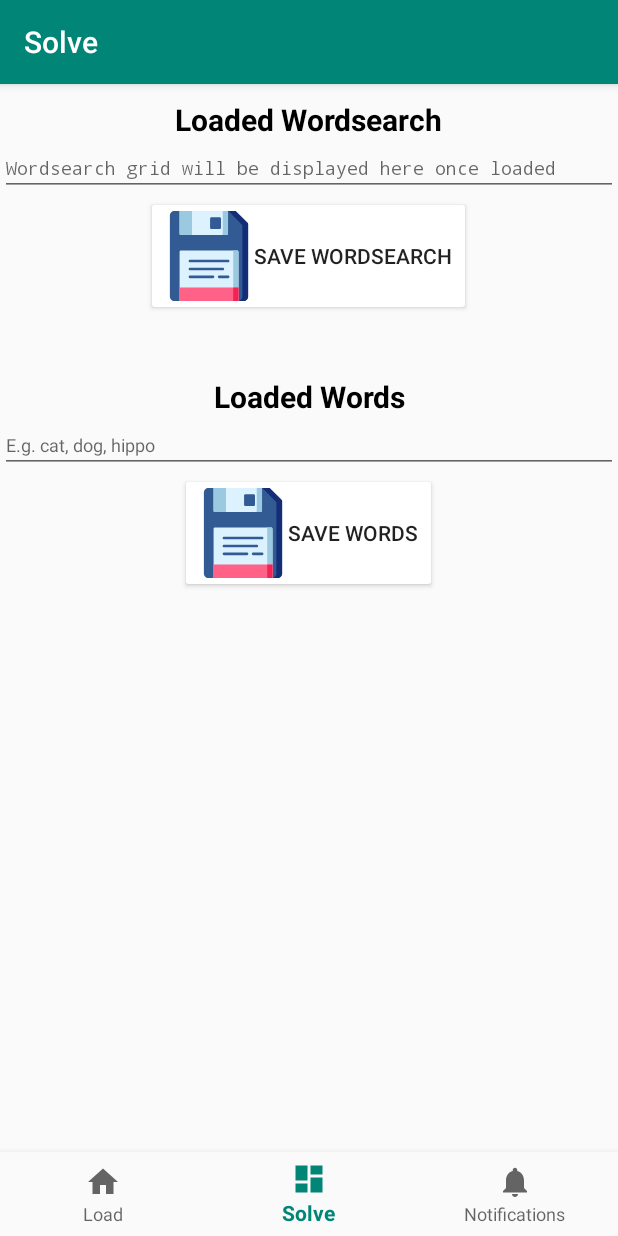
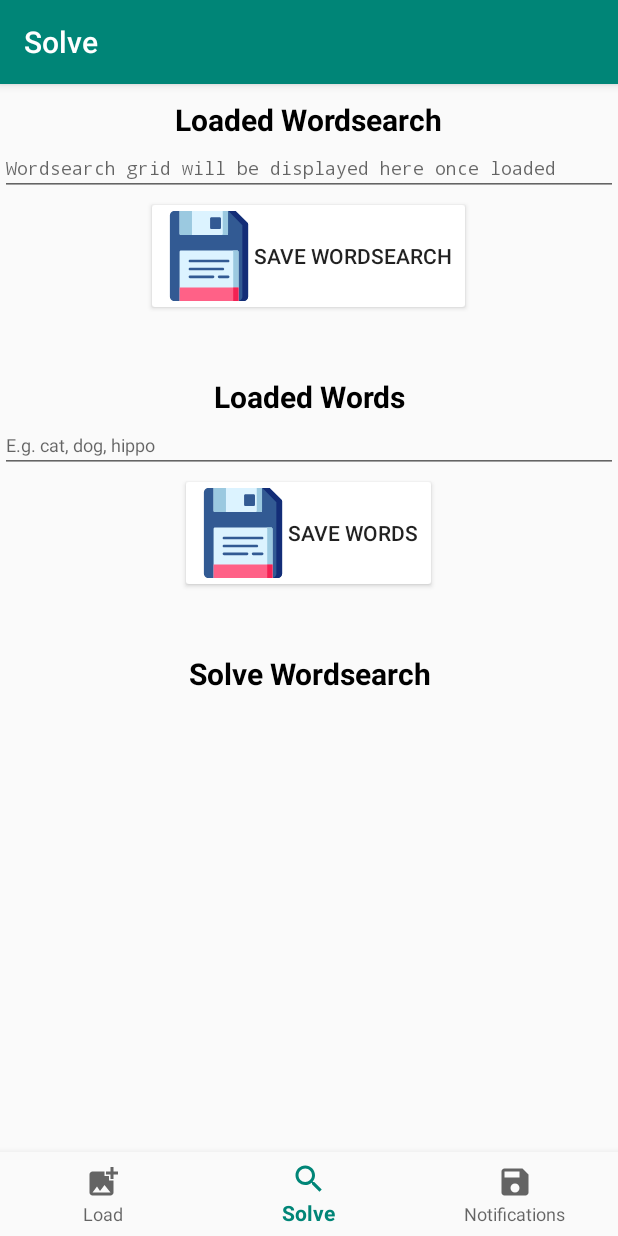
Before and after one commit to ThomasJRichards17/WordsearchSolver, an Android app: the SolveFragment screen opened through its navigation route, on a phone screen of 412 x 824 dp. Run offline under Robolectric (Android 15) with nearby library versions, the phone set to English and light mode, and no system bars; our stand-ins replace navigation-ui; libraries missing offline, so code that uses them is left out: org.opencv.android, org.opencv.core, org.opencv.imgproc, org.slf4j; 1 statement that could not run was skipped.

Commit message:
Updated icons and added solve heading

```diff
--- a/app/src/main/res/drawable/ic_dashboard_black_24dp.xml
+++ /dev/null
@@ -1,9 +0,0 @@
-<vector xmlns:android="http://schemas.android.com/apk/res/android"
-    android:width="24dp"
-    android:height="24dp"
-    android:viewportWidth="24.0"
-    android:viewportHeight="24.0">
-    <path
-        android:fillColor="#FF000000"
-        android:pathData="M3,13h8L11,3L3,3v10zM3,21h8v-6L3,15v6zM13,21h8L21,11h-8v10zM13,3v6h8L21,3h-8z" />
-</vector>
--- /dev/null
+++ b/app/src/main/res/drawable/ic_dashboard_load_24dp.xml
@@ -0,0 +1,9 @@
+<vector xmlns:android="http://schemas.android.com/apk/res/android"
+    android:width="24dp"
+    android:height="24dp"
+    android:viewportWidth="24"
+    android:viewportHeight="24">
+    <path
+        android:fillColor="#000000"
+        android:pathData="M19,7v2.99s-1.99,0.01 -2,0L17,7h-3s0.01,-1.99 0,-2h3L17,2h2v3h3v2h-3zM16,11L16,8h-3L13,5L5,5c-1.1,0 -2,0.9 -2,2v12c0,1.1 0.9,2 2,2h12c1.1,0 2,-0.9 2,-2v-8h-3zM5,19l3,-4 2,3 3,-4 4,5L5,19z" />
+</vector>
--- /dev/null
+++ b/app/src/main/res/drawable/ic_dashboard_save_24dp.xml
@@ -0,0 +1,9 @@
+<vector xmlns:android="http://schemas.android.com/apk/res/android"
+    android:width="24dp"
+    android:height="24dp"
+    android:viewportWidth="24"
+    android:viewportHeight="24">
+    <path
+        android:fillColor="#000000"
+        android:pathData="M17,3L5,3c-1.11,0 -2,0.9 -2,2v14c0,1.1 0.89,2 2,2h14c1.1,0 2,-0.9 2,-2L21,7l-4,-4zM12,19c-1.66,0 -3,-1.34 -3,-3s1.34,-3 3,-3 3,1.34 3,3 -1.34,3 -3,3zM15,9L5,9L5,5h10v4z" />
+</vector>
--- /dev/null
+++ b/app/src/main/res/drawable/ic_dashboard_solve_24dp.xml
@@ -0,0 +1,9 @@
+<vector xmlns:android="http://schemas.android.com/apk/res/android"
+    android:width="24dp"
+    android:height="24dp"
+    android:viewportWidth="24"
+    android:viewportHeight="24">
+    <path
+        android:fillColor="#000000"
+        android:pathData="M15.5,14h-0.79l-0.28,-0.27C15.41,12.59 16,11.11 16,9.5 16,5.91 13.09,3 9.5,3S3,5.91 3,9.5 5.91,16 9.5,16c1.61,0 3.09,-0.59 4.23,-1.57l0.27,0.28v0.79l5,4.99L20.49,19l-4.99,-5zM9.5,14C7.01,14 5,11.99 5,9.5S7.01,5 9.5,5 14,7.01 14,9.5 11.99,14 9.5,14z" />
+</vector>
--- a/app/src/main/res/drawable/ic_home_black_24dp.xml
+++ /dev/null
@@ -1,9 +0,0 @@
-<vector xmlns:android="http://schemas.android.com/apk/res/android"
-    android:width="24dp"
-    android:height="24dp"
-    android:viewportWidth="24.0"
-    android:viewportHeight="24.0">
-    <path
-        android:fillColor="#FF000000"
-        android:pathData="M10,20v-6h4v6h5v-8h3L12,3 2,12h3v8z" />
-</vector>
--- a/app/src/main/res/drawable/ic_notifications_black_24dp.xml
+++ /dev/null
@@ -1,9 +0,0 @@
-<vector xmlns:android="http://schemas.android.com/apk/res/android"
-    android:width="24dp"
-    android:height="24dp"
-    android:viewportWidth="24.0"
-    android:viewportHeight="24.0">
-    <path
-        android:fillColor="#FF000000"
-        android:pathData="M12,22c1.1,0 2,-0.9 2,-2h-4c0,1.1 0.89,2 2,2zM18,16v-5c0,-3.07 -1.64,-5.64 -4.5,-6.32L13.5,4c0,-0.83 -0.67,-1.5 -1.5,-1.5s-1.5,0.67 -1.5,1.5v0.68C7.63,5.36 6,7.92 6,11v5l-2,2v1h16v-1l-2,-2z" />
-</vector>
--- a/app/src/main/res/layout/fragment_load.xml
+++ b/app/src/main/res/layout/fragment_load.xml
@@ -15,7 +15,7 @@
 
 
         <LinearLayout
-            android:id="@+id/linearLayoutLoadWordsearch"
+            android:id="@+id/linearLayoutWordsearch"
             android:layout_width="match_parent"
             android:layout_height="wrap_content"
             android:gravity="center_horizontal|top"
@@ -53,14 +53,14 @@
         </LinearLayout>
 
         <LinearLayout
-            android:id="@+id/linearLayoutLoadWords"
+            android:id="@+id/linearLayoutWords"
             android:layout_width="match_parent"
             android:layout_height="fill_parent"
             android:layout_marginTop="20dp"
             android:gravity="center_horizontal|bottom"
             android:orientation="vertical"
             app:layout_constraintBottom_toBottomOf="parent"
-            app:layout_constraintStart_toStartOf="@+id/linearLayoutLoadWordsearch"
+            app:layout_constraintStart_toStartOf="@+id/linearLayoutWordsearch"
             app:layout_constraintTop_toTopOf="parent">
 
             <TextView
--- a/app/src/main/res/layout/fragment_solve.xml
+++ b/app/src/main/res/layout/fragment_solve.xml
@@ -13,8 +13,8 @@
 		android:orientation="vertical">
 
 
-		<LinearLayout
-			android:id="@+id/linearLayoutLoadWordsearch"
+        <LinearLayout
+            android:id="@+id/linearLayoutWordsearch"
 			android:layout_width="match_parent"
 			android:layout_height="wrap_content"
 			android:layout_marginTop="10dp"
@@ -63,14 +63,14 @@
         </LinearLayout>
 
 		<LinearLayout
-			android:id="@+id/linearLayoutLoadWords"
-        android:layout_width="match_parent"
+            android:id="@+id/linearLayoutWords"
+            android:layout_width="match_parent"
 			android:layout_height="fill_parent"
 			android:layout_marginTop="20dp"
 			android:gravity="center_horizontal|bottom"
 			android:orientation="vertical"
 			app:layout_constraintBottom_toBottomOf="parent"
-			app:layout_constraintStart_toStartOf="@+id/linearLayoutLoadWordsearch"
+            app:layout_constraintStart_toStartOf="@+id/linearLayoutWordsearch"
 			app:layout_constraintTop_toTopOf="parent">
 
             <TextView
@@ -112,5 +112,28 @@
 
         </LinearLayout>
 
-	</LinearLayout>
+        <LinearLayout
+            android:id="@+id/linearLayoutSolve"
+            android:layout_width="match_parent"
+            android:layout_height="fill_parent"
+            android:layout_marginTop="20dp"
+            android:gravity="center_horizontal|bottom"
+            android:orientation="vertical"
+            app:layout_constraintBottom_toBottomOf="parent"
+            app:layout_constraintStart_toStartOf="@+id/linearLayoutWords"
+            app:layout_constraintTop_toTopOf="parent">
+
+            <TextView
+                android:id="@+id/solve_heading"
+                android:layout_width="wrap_content"
+                android:layout_height="wrap_content"
+                android:layout_marginTop="20dp"
+                android:gravity="center_horizontal"
+                android:text="@string/solve_heading"
+                android:textColor="@color/black"
+                android:textSize="20sp"
+                android:textStyle="bold" />
+        </LinearLayout>
+
+    </LinearLayout>
 </ScrollView>
--- a/app/src/main/res/menu/bottom_nav_menu.xml
+++ b/app/src/main/res/menu/bottom_nav_menu.xml
@@ -3,17 +3,17 @@
 
     <item
         android:id="@+id/navigation_load"
-        android:icon="@drawable/ic_home_black_24dp"
+        android:icon="@drawable/ic_dashboard_load_24dp"
         android:title="@string/title_load" />
 
     <item
         android:id="@+id/navigation_solve"
-        android:icon="@drawable/ic_dashboard_black_24dp"
+        android:icon="@drawable/ic_dashboard_solve_24dp"
         android:title="@string/title_solve" />
 
     <item
         android:id="@+id/navigation_notifications"
-        android:icon="@drawable/ic_notifications_black_24dp"
+        android:icon="@drawable/ic_dashboard_save_24dp"
         android:title="@string/title_notifications" />
 
 </menu>
--- a/app/src/main/res/values/strings.xml
+++ b/app/src/main/res/values/strings.xml
@@ -17,4 +17,5 @@
     <string name="wordsearch_unsaved_text">Latest wordsearch NOT saved!</string>
     <string name="words_saved_text">Latest words list saved!</string>
     <string name="words_unsaved_text">Latest words list NOT saved!</string>
+    <string name="solve_heading">Solve Wordsearch</string>
 </resources>
```
